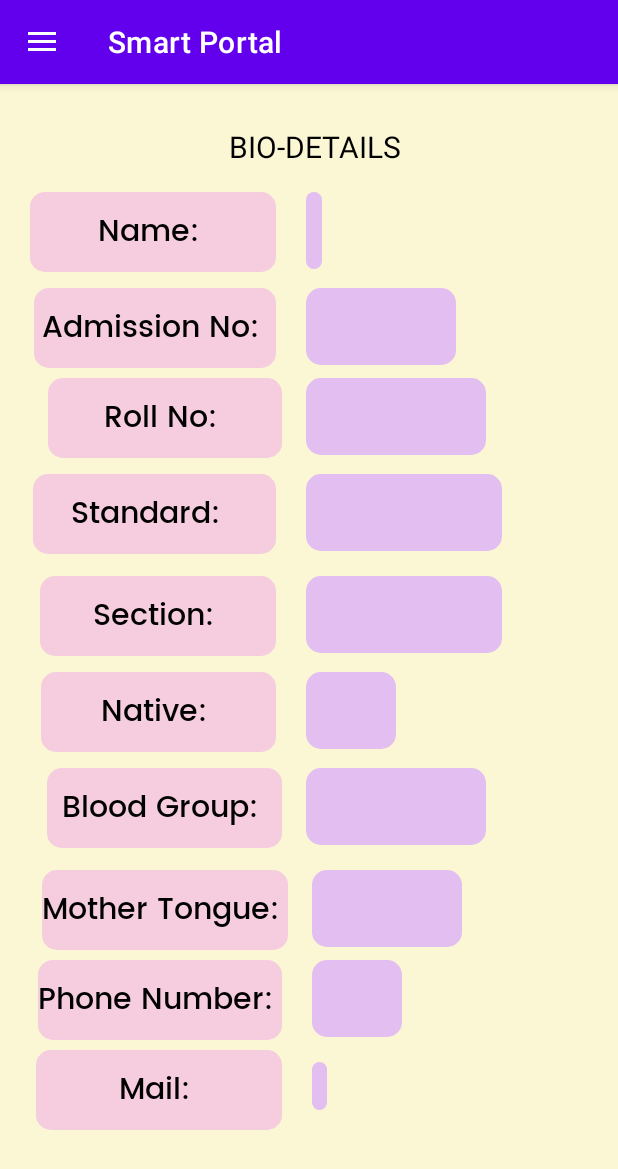
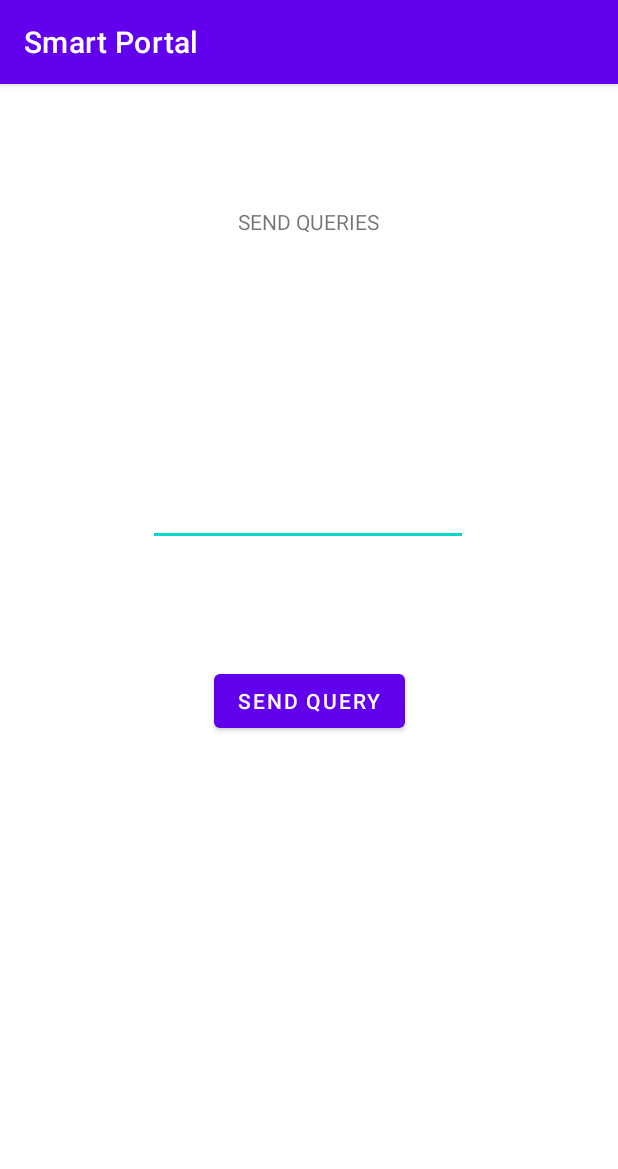
Before and after one commit to PriyanJeyaram/Android-MiniProject, an Android app: the StudentActivity screen opened directly, with no data from a screen before it, in the side drawer, after a tap on "Awards", on a phone screen of 412 x 824 dp. Shown: the top 1169 px of the screen. Run offline under Robolectric (Android 15) with nearby library versions, the phone set to English and light mode, and no system bars; our stand-ins replace Firebase (no records; nobody signed in at launch, a user with empty details on screens opened directly); Roboto replaces fonts that are not available here; 1 statement that could not run was skipped.

Commit message:
Including Query Module
Co-Authored-By: Priyan Jeyaram <67871417+PriyanJeyaram@users.noreply.github.com>

```diff
--- /dev/null
+++ b/app/src/main/java/com/example/smartportal/Queries.java
@@ -0,0 +1,29 @@
+package com.example.smartportal;
+
+import androidx.appcompat.app.AppCompatActivity;
+
+import android.annotation.SuppressLint;
+import android.os.Bundle;
+import android.telephony.SmsManager;
+import android.widget.Button;
+import android.widget.EditText;
+
+public class Queries extends AppCompatActivity {
+    EditText e;
+    Button b;
+    String ph="7010129936";
+
+    @SuppressLint("MissingInflatedId")
+    @Override
+    protected void onCreate(Bundle savedInstanceState) {
+        super.onCreate(savedInstanceState);
+        setContentView(R.layout.activity_queries);
+        e=findViewById(R.id.QUERIES);
+        b = findViewById(R.id.button);
+        b.setOnClickListener(view -> {
+            String query=e.getText().toString();
+            SmsManager smsManager=SmsManager.getDefault();
+            smsManager.sendTextMessage(ph,null,query,null,null);
+        });
+    }
+}
--- a/app/src/main/java/com/example/smartportal/StudentActivity.java
+++ b/app/src/main/java/com/example/smartportal/StudentActivity.java
@@ -4,6 +4,7 @@ import android.content.Intent;
 import android.os.Bundle;
 import android.util.Log;
 import android.view.MenuItem;
+import android.widget.GridView;
 import android.widget.TextView;
 import android.widget.Toast;
 
@@ -75,9 +76,18 @@ public class StudentActivity extends AppCompatActivity {
                 case R.id.nav_awards:
                     Toast.makeText(StudentActivity.this, "Awards Selected", Toast.LENGTH_SHORT).show();
                     drawerLayout.closeDrawer(GravityCompat.START);
+                case R.id.nav_queries:
+                    Toast.makeText(this, "Queries Selected", Toast.LENGTH_SHORT).show();
+                    Intent i3=new Intent(getApplicationContext(),Queries.class);
+                    i3.putExtra("uName",username);
+                    startActivity(i3);
+                    drawerLayout.closeDrawer(GravityCompat.START);
+
+
                     break;
                 case R.id.nav_logout:
-                    Toast.makeText(StudentActivity.this, "Logout Implementation", Toast.LENGTH_SHORT).show();
+                    Toast.makeText(StudentActivity.this, "Logging Out :)", Toast.LENGTH_SHORT).show();
+                    startActivity(new Intent(StudentActivity.this, MainActivity.class));
                     drawerLayout.closeDrawer(GravityCompat.START);
                     break;
             }
--- /dev/null
+++ b/app/src/main/res/layout/activity_queries.xml
@@ -0,0 +1,43 @@
+<?xml version="1.0" encoding="utf-8"?>
+<androidx.constraintlayout.widget.ConstraintLayout xmlns:android="http://schemas.android.com/apk/res/android"
+    xmlns:app="http://schemas.android.com/apk/res-auto"
+    xmlns:tools="http://schemas.android.com/tools"
+    android:layout_width="match_parent"
+    android:layout_height="match_parent"
+    tools:context=".Queries">
+
+    <EditText
+        android:id="@+id/QUERIES"
+        android:layout_width="wrap_content"
+        android:layout_height="wrap_content"
+        android:layout_marginTop="260dp"
+        android:ems="10"
+        android:gravity="start|top"
+        android:inputType="textMultiLine"
+        android:minHeight="48dp"
+        app:layout_constraintEnd_toEndOf="parent"
+        app:layout_constraintHorizontal_bias="0.497"
+        app:layout_constraintStart_toStartOf="parent"
+        app:layout_constraintTop_toTopOf="parent" />
+
+    <TextView
+        android:id="@+id/textView19"
+        android:layout_width="wrap_content"
+        android:layout_height="wrap_content"
+        android:layout_marginTop="82dp"
+        android:text="SEND QUERIES"
+        app:layout_constraintEnd_toEndOf="parent"
+        app:layout_constraintHorizontal_bias="0.498"
+        app:layout_constraintStart_toStartOf="parent"
+        app:layout_constraintTop_toTopOf="parent" />
+
+    <Button
+        android:id="@+id/button"
+        android:layout_width="wrap_content"
+        android:layout_height="wrap_content"
+        android:layout_marginTop="79dp"
+        android:text="Send Query"
+        app:layout_constraintEnd_toEndOf="parent"
+        app:layout_constraintStart_toStartOf="parent"
+        app:layout_constraintTop_toBottomOf="@+id/QUERIES" />
+</androidx.constraintlayout.widget.ConstraintLayout>
--- a/app/src/main/res/layout/activity_student.xml
+++ b/app/src/main/res/layout/activity_student.xml
@@ -17,7 +17,7 @@
 
         <TextView
             android:id="@+id/name"
-            android:layout_width="wrap_content"
+            android:layout_width="200dp"
             android:layout_height="wrap_content"
             android:layout_gravity="center"
             android:gravity="center"
@@ -37,7 +37,7 @@
 
         <TextView
             android:id="@+id/admn"
-            android:layout_width="wrap_content"
+            android:layout_width="200dp"
             android:layout_height="wrap_content"
             android:layout_marginStart="20dp"
             android:layout_marginTop="136dp"
@@ -45,6 +45,7 @@
             android:background="@drawable/custom_text2"
             android:fontFamily="@font/poppins_medium"
             android:paddingLeft="50dp"
+            android:gravity="center"
             android:paddingTop="10dp"
             android:paddingRight="50dp"
             android:paddingBottom="10dp"
@@ -55,7 +56,7 @@
 
         <TextView
             android:id="@+id/blood"
-            android:layout_width="wrap_content"
+            android:layout_width="200dp"
             android:layout_height="wrap_content"
             android:layout_marginStart="16dp"
             android:layout_marginTop="456dp"
@@ -63,6 +64,7 @@
             android:background="@drawable/custom_text2"
             android:fontFamily="@font/poppins_medium"
             android:paddingLeft="60dp"
+            android:gravity="center"
             android:paddingTop="10dp"
             android:paddingRight="60dp"
             android:paddingBottom="10dp"
@@ -73,11 +75,12 @@
 
         <TextView
             android:id="@+id/roll"
-            android:layout_width="wrap_content"
+            android:layout_width="200dp"
             android:layout_height="wrap_content"
             android:layout_marginStart="16dp"
             android:layout_marginTop="196dp"
             android:layout_weight="1"
+            android:gravity="center"
             android:background="@drawable/custom_text2"
             android:fontFamily="@font/poppins_medium"
             android:paddingLeft="60dp"
@@ -91,7 +94,7 @@
 
         <TextView
             android:id="@+id/nat"
-            android:layout_width="wrap_content"
+            android:layout_width="200dp"
             android:layout_height="wrap_content"
             android:layout_marginStart="20dp"
             android:layout_marginTop="392dp"
@@ -99,6 +102,7 @@
             android:background="@drawable/custom_text2"
             android:fontFamily="@font/poppins_medium"
             android:paddingLeft="30dp"
+            android:gravity="center"
             android:paddingTop="10dp"
             android:paddingRight="30dp"
             android:paddingBottom="10dp"
@@ -109,11 +113,12 @@
 
         <TextView
             android:id="@+id/mail"
-            android:layout_width="wrap_content"
-            android:layout_height="wrap_content"
+            android:layout_width="200dp"
+            android:layout_height="45dp"
             android:layout_marginStart="20dp"
             android:layout_marginTop="652dp"
             android:layout_weight="1"
+            android:gravity="center"
             android:background="@drawable/custom_text2"
             android:fontFamily="@font/poppins_medium"
             android:paddingLeft="0dp"
@@ -127,7 +132,7 @@
 
         <TextView
             android:id="@+id/ph"
-            android:layout_width="wrap_content"
+            android:layout_width="200dp"
             android:layout_height="wrap_content"
             android:layout_marginStart="20dp"
             android:layout_marginTop="584dp"
@@ -140,12 +145,13 @@
             android:paddingBottom="10dp"
             android:textColor="#000000"
             android:textSize="20sp"
+            android:gravity="center"
             app:layout_constraintStart_toEndOf="@+id/textView13"
             app:layout_constraintTop_toTopOf="parent" />
 
         <TextView
             android:id="@+id/sec"
-            android:layout_width="wrap_content"
+            android:layout_width="200dp"
             android:layout_height="wrap_content"
             android:layout_marginStart="20dp"
             android:layout_marginTop="328dp"
@@ -154,6 +160,8 @@
             android:fontFamily="@font/poppins_medium"
             android:paddingLeft="65dp"
             android:paddingTop="10dp"
+            android:gravity="center"
+
             android:paddingRight="65dp"
             android:paddingBottom="10dp"
             android:textColor="#000000"
@@ -163,7 +171,7 @@
 
         <TextView
             android:id="@+id/mother"
-            android:layout_width="wrap_content"
+            android:layout_width="200dp"
             android:layout_height="wrap_content"
             android:layout_marginStart="16dp"
             android:layout_marginTop="524dp"
@@ -176,12 +184,13 @@
             android:paddingBottom="10dp"
             android:textColor="#000000"
             android:textSize="20sp"
+            android:gravity="center"
             app:layout_constraintStart_toEndOf="@+id/textView11"
             app:layout_constraintTop_toTopOf="parent" />
 
         <TextView
             android:id="@+id/std"
-            android:layout_width="wrap_content"
+            android:layout_width="200dp"
             android:layout_height="wrap_content"
             android:layout_marginStart="20dp"
             android:layout_marginTop="260dp"
@@ -190,6 +199,8 @@
             android:fontFamily="@font/poppins_medium"
             android:paddingLeft="65dp"
             android:paddingTop="10dp"
+            android:gravity="center"
+
             android:paddingRight="65dp"
             android:paddingBottom="10dp"
             android:textColor="#000000"
@@ -199,7 +210,7 @@
 
         <TextView
             android:id="@+id/textView14"
-            android:layout_width="wrap_content"
+            android:layout_width="170dp"
             android:layout_height="wrap_content"
             android:layout_marginTop="644dp"
             android:layout_marginEnd="224dp"
@@ -218,7 +229,7 @@
 
         <TextView
             android:id="@+id/textView13"
-            android:layout_width="wrap_content"
+            android:layout_width="170dp"
             android:layout_height="wrap_content"
             android:layout_marginTop="584dp"
             android:layout_marginEnd="224dp"
@@ -235,7 +246,7 @@
 
         <TextView
             android:id="@+id/textView11"
-            android:layout_width="wrap_content"
+            android:layout_width="170dp"
             android:layout_height="wrap_content"
             android:layout_marginTop="524dp"
             android:layout_marginEnd="220dp"
@@ -253,7 +264,7 @@
 
         <TextView
             android:id="@+id/textView9"
-            android:layout_width="wrap_content"
+            android:layout_width="170dp"
             android:layout_height="wrap_content"
             android:layout_marginTop="392dp"
             android:layout_marginEnd="228dp"
@@ -272,7 +283,7 @@
 
         <TextView
             android:id="@+id/textView10"
-            android:layout_width="wrap_content"
+            android:layout_width="170dp"
             android:layout_height="wrap_content"
             android:layout_marginTop="456dp"
             android:layout_marginEnd="224dp"
@@ -291,7 +302,7 @@
 
         <TextView
             android:id="@+id/textView12"
-            android:layout_width="wrap_content"
+            android:layout_width="170dp"
             android:layout_height="wrap_content"
             android:layout_marginTop="328dp"
             android:layout_marginEnd="228dp"
@@ -310,7 +321,7 @@
 
         <TextView
             android:id="@+id/textView7"
-            android:layout_width="wrap_content"
+            android:layout_width="170dp"
             android:layout_height="wrap_content"
             android:layout_marginTop="260dp"
             android:layout_marginEnd="228dp"
@@ -329,7 +340,7 @@
 
         <TextView
             android:id="@+id/textView8"
-            android:layout_width="wrap_content"
+            android:layout_width="170dp"
             android:layout_height="wrap_content"
             android:layout_marginTop="196dp"
             android:layout_marginEnd="224dp"
@@ -362,7 +373,7 @@
 
         <TextView
             android:id="@+id/textView6"
-            android:layout_width="wrap_content"
+            android:layout_width="170dp"
             android:layout_height="wrap_content"
             android:layout_marginTop="136dp"
             android:layout_marginEnd="228dp"
@@ -381,7 +392,7 @@
 
         <TextView
             android:id="@+id/textView4"
-            android:layout_width="wrap_content"
+            android:layout_width="170dp"
             android:layout_height="wrap_content"
             android:layout_marginTop="72dp"
             android:layout_marginEnd="228dp"
--- a/app/src/main/res/menu/drawer_menu.xml
+++ b/app/src/main/res/menu/drawer_menu.xml
@@ -23,6 +23,10 @@
             android:id="@+id/nav_awards"
             android:title="Awards"
             android:icon="@drawable/ic_baseline_auto_graph_24"/>
+        <item
+            android:id="@+id/nav_queries"
+            android:title="Submit Query"/>
+
 
     </group>
 
```
Also changed, not shown: app/src/main/AndroidManifest.xml (+14 -0 lines).
